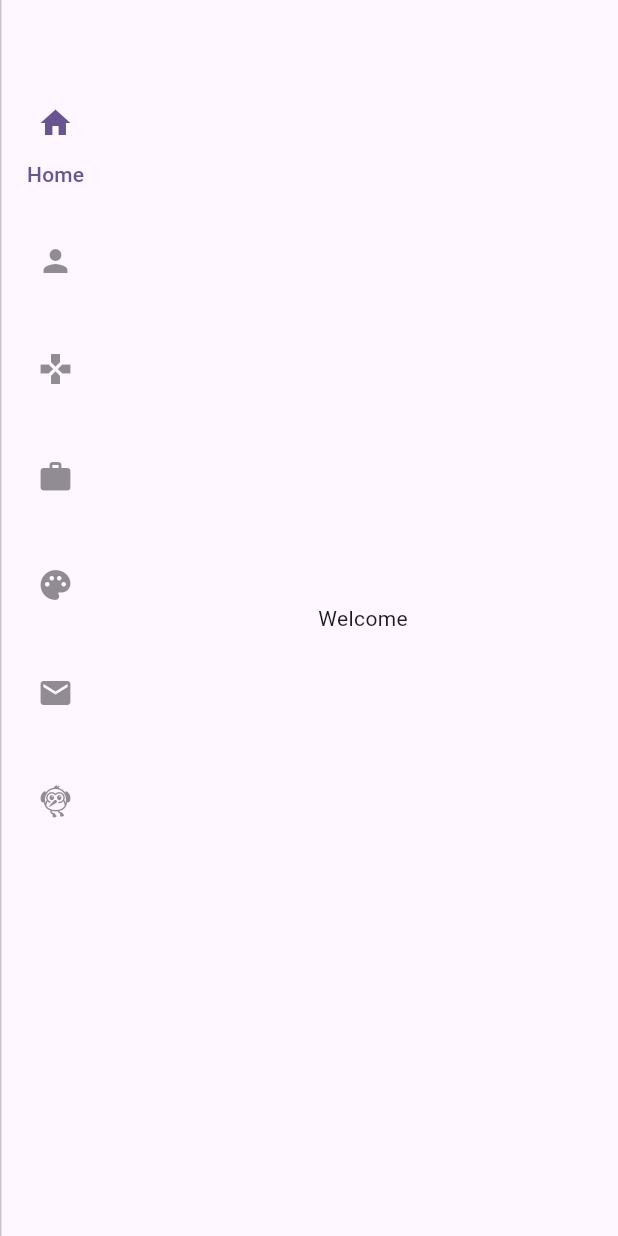
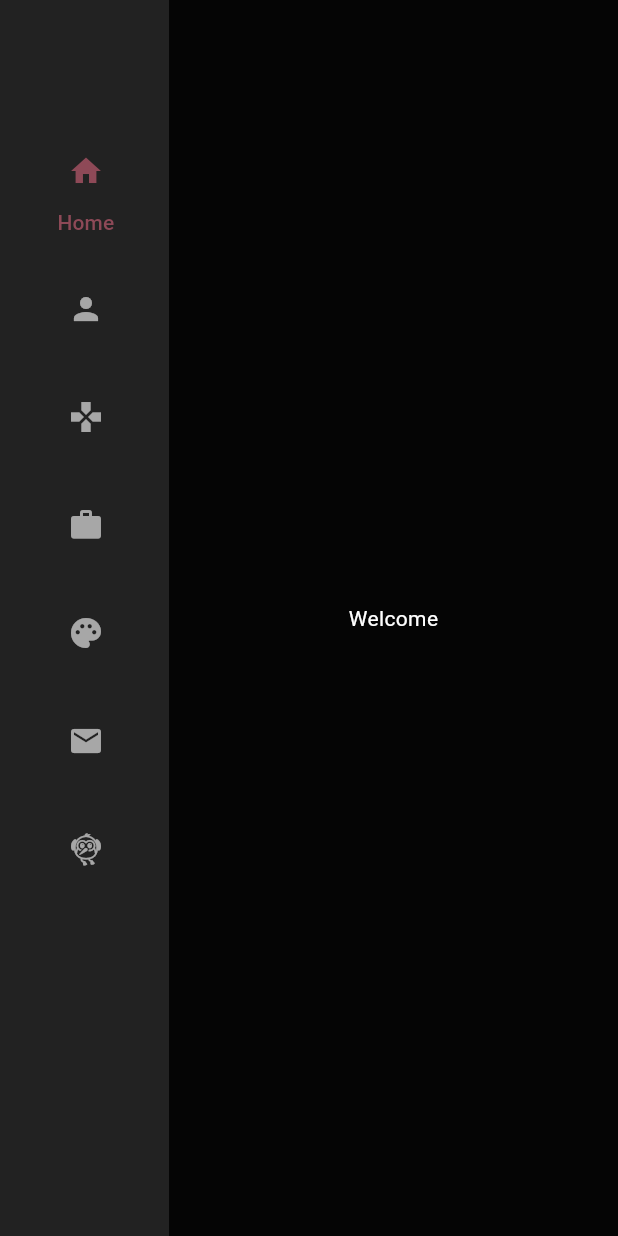
Before and after one commit to roboli/roboli-site, a Flutter app: the screen it shows after launch, on a phone screen of 412 x 824 dp. Run offline on Flutter 3.47's test engine with Material 3 defaults, Android fonts, the phone set to English and light mode, and no system bars; our stand-ins replace go_router.

Commit message:
Improve tab bar

```diff
--- a/lib/main.dart
+++ b/lib/main.dart
@@ -60,7 +60,11 @@ class _ScaffoldNavigationSideBar extends State<ScaffoldNavigationSideBar>
         body: SafeArea(
       child: Row(
         children: [
-          RotatedBox(
+          Container(
+            width: 125 * MediaQuery.of(context).textScaler.scale(0.9),
+            alignment: Alignment.topCenter,
+            padding: const EdgeInsets.symmetric(vertical: 32),
+            child: RotatedBox(
               quarterTurns: 1,
               child: TabBar(
                 controller: _tabController,
@@ -79,6 +83,7 @@ class _ScaffoldNavigationSideBar extends State<ScaffoldNavigationSideBar>
                 onTap: (index) {
                   widget.navigationShell.goBranch(index);
                 },
+              ),
             ),
           ),
           Expanded(
@@ -272,8 +277,19 @@ class SiteApp extends StatelessWidget {
     return MaterialApp.router(
       title: 'Roboli\'s Site',
       theme: ThemeData(
-        colorScheme: ColorScheme.fromSeed(seedColor: Colors.deepPurple),
+        colorScheme: ColorScheme.fromSeed(
+          seedColor: Colors.pink,
+        ),
         useMaterial3: true,
+        scaffoldBackgroundColor: Colors.black87,
+        tabBarTheme: const TabBarTheme(
+          dividerColor: Colors.transparent,
+          unselectedLabelColor: Colors.white,
+        ),
+        textTheme: const TextTheme(
+          bodyLarge: TextStyle(),
+          bodyMedium: TextStyle(),
+        ).apply(bodyColor: Colors.white),
       ),
       routerConfig: _router,
     );
```
Lines whose indentation alone changed are shown as unchanged.
